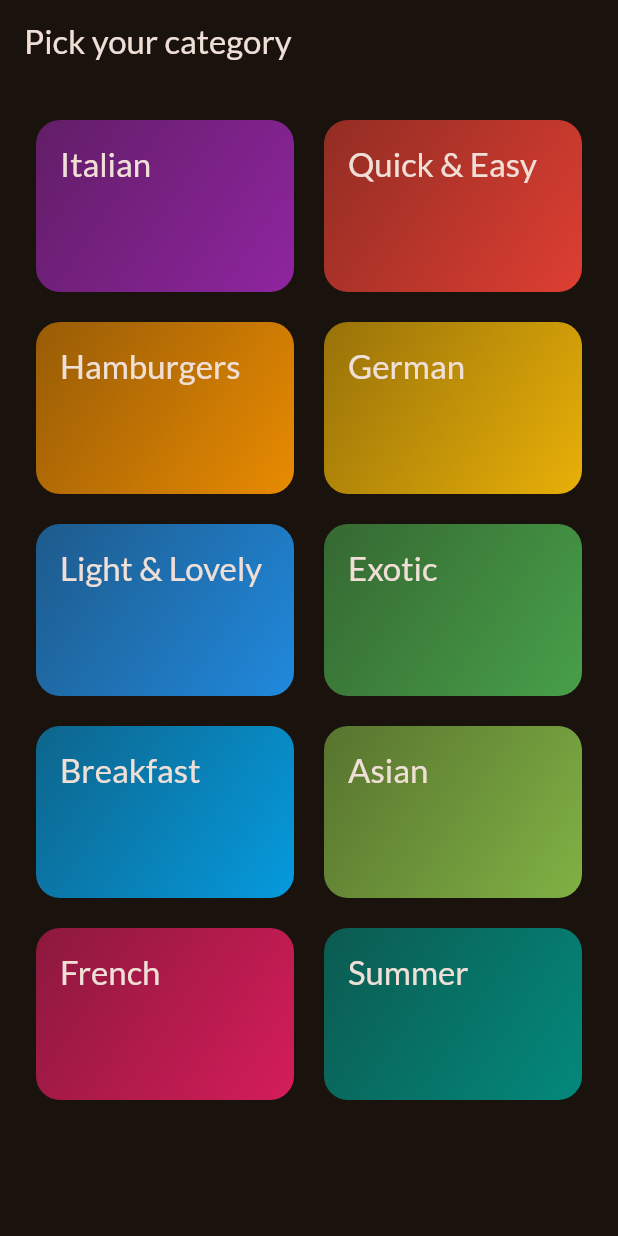
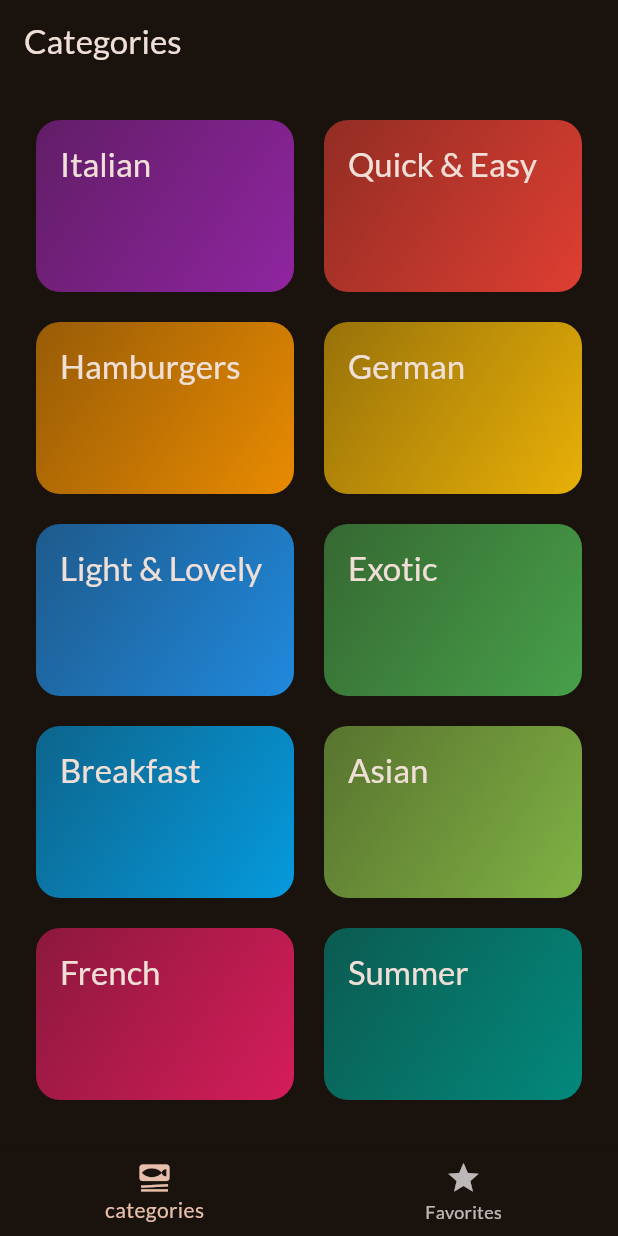
Before and after one commit to sidratulpunno/MealsAppFlutter, a Flutter app: the screen it shows after launch, on a phone screen of 412 x 824 dp. Run offline on Flutter 3.47's test engine with Material 3 defaults, Android fonts, the phone set to English and light mode, and no system bars; our stand-ins replace google_fonts, transparent_image.

Commit message:
Added bottom navigator for favorite and category

```diff
--- a/lib/main.dart
+++ b/lib/main.dart
@@ -1,10 +1,6 @@
 import 'package:flutter/material.dart';
-
 import 'package:google_fonts/google_fonts.dart';
-
-import 'package:meals/screens/categories.dart';
-import 'package:meals/data/dummy_data.dart';
-
+import 'package:meals/screens/tabs.dart';
 
 final theme = ThemeData(
   useMaterial3: true,
@@ -25,8 +21,8 @@ class App extends StatelessWidget {
   @override
   Widget build(BuildContext context) {
     return MaterialApp(
-        theme: theme,
-        home: const CategoriesScreen(),
+      theme: theme,
+      home: const TabsScreen(),
     );
   }
 }
--- a/lib/screens/categories.dart
+++ b/lib/screens/categories.dart
@@ -23,11 +23,7 @@ class CategoriesScreen extends StatelessWidget {
 
   @override
   Widget build(BuildContext context) {
-    return Scaffold(
-      appBar: AppBar(
-        title: const Text('Pick your category'),
-      ),
-      body: GridView(
+    return GridView(
       padding: const EdgeInsets.all(24),
       gridDelegate: const SliverGridDelegateWithFixedCrossAxisCount(
         crossAxisCount: 2,
@@ -44,7 +40,6 @@ class CategoriesScreen extends StatelessWidget {
             },
           )
       ],
-      ),
     );
   }
 }
--- a/lib/screens/meals.dart
+++ b/lib/screens/meals.dart
@@ -6,11 +6,11 @@ import 'package:meals/widgets/meal_item.dart';
 class MealsScreen extends StatelessWidget {
   const MealsScreen({
     super.key,
-    required this.title,
+    this.title,
     required this.meals,
   });
 
-  final String title;
+  final String? title;
   final List<Meal> meals;
 
   void selectMeal(BuildContext context, Meal meal) {
@@ -56,10 +56,12 @@ class MealsScreen extends StatelessWidget {
         ),
       );
     }
-
+    if (title == null) {
+      return content;
+    }
     return Scaffold(
       appBar: AppBar(
-        title: Text(title),
+        title: Text(title!),
       ),
       body: content,
     );
--- /dev/null
+++ b/lib/screens/tabs.dart
@@ -0,0 +1,52 @@
+import 'package:flutter/material.dart';
+import 'package:meals/screens/categories.dart';
+import 'package:meals/screens/meals.dart';
+
+class TabsScreen extends StatefulWidget {
+  const TabsScreen({super.key});
+
+  @override
+  State<TabsScreen> createState() {
+    return _TabsScreenState();
+  }
+}
+
+class _TabsScreenState extends State<TabsScreen> {
+  int _selectPageIndex = 0;
+
+  void _selectPage(int index) {
+    setState(() {
+      _selectPageIndex = index;
+    });
+  }
+
+  @override
+  Widget build(BuildContext context) {
+    Widget activePage = const CategoriesScreen();
+    var activePageTitle = 'Categories';
+    if (_selectPageIndex == 1) {
+      activePage = MealsScreen(meals: []);
+      activePageTitle = 'your favorites';
+    }
+    return Scaffold(
+      appBar: AppBar(
+        title: Text(activePageTitle),
+      ),
+      body: activePage,
+      bottomNavigationBar: BottomNavigationBar(
+        onTap: _selectPage,
+        currentIndex: _selectPageIndex,
+        items: const [
+          BottomNavigationBarItem(
+            icon: Icon(Icons.set_meal),
+            label: 'categories',
+          ),
+          BottomNavigationBarItem(
+            icon: Icon(Icons.star),
+            label: 'Favorites',
+          ),
+        ],
+      ),
+    );
+  }
+}
```
Lines whose indentation alone changed are shown as unchanged.
